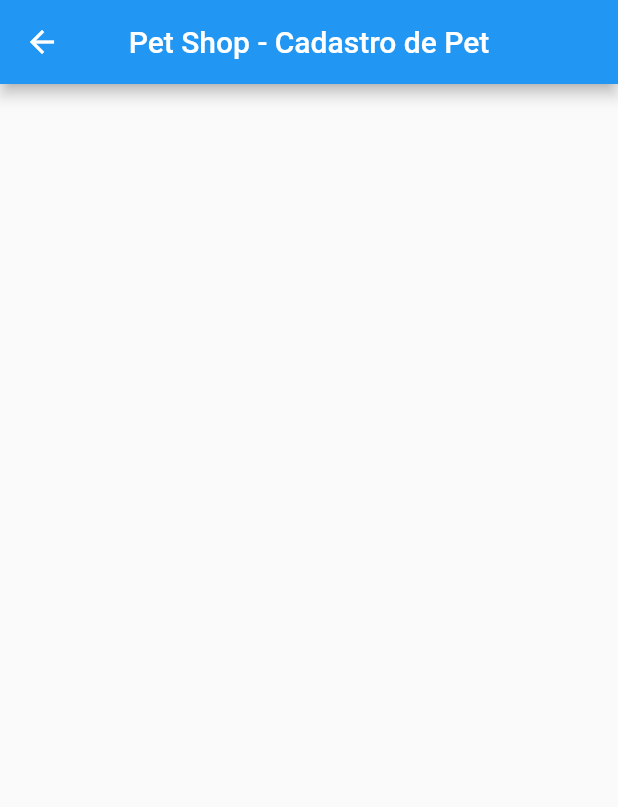
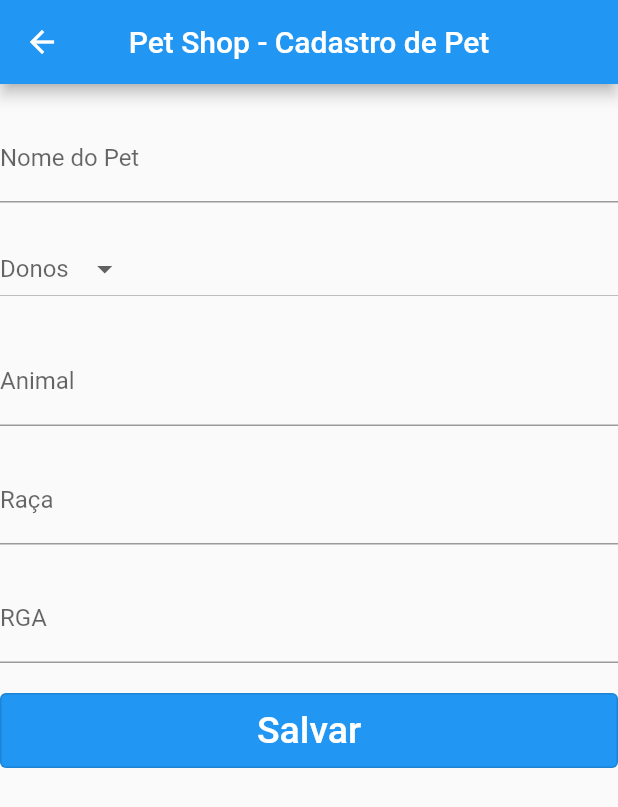
Before and after one commit to LokoInsanus/pet-shop, a Flutter app: the RegistroPet screen opened by its route, on a phone screen of 412 x 824 dp. Shown: the top 807 px of the screen. Run offline on Flutter 3.47's test engine with Material 2 defaults, Android fonts, the phone set to English and light mode, and no system bars; our stand-ins replace flutter_masked_text2.

Commit message:
Pet Save

```diff
--- /dev/null
+++ b/lib/dao/memory/petDaoMemory.dart
@@ -0,0 +1,67 @@
+import 'package:pet_shop/dao/petDao.dart';
+import 'package:pet_shop/models/pet.dart';
+
+class PetDaoMemory implements PetDao {
+  static PetDaoMemory _instance = PetDaoMemory._();
+  PetDaoMemory._();
+  static PetDaoMemory get instance => _instance;
+  factory PetDaoMemory() => _instance;
+
+  List<Pet> dados = [
+    Pet(
+      id: 1,
+      nome: 'Ursa',
+      idDono: 1,
+      animal: 'Cachorro',
+      raca: 'Rottweiler',
+      rga: '1.234.567'
+    ),
+    Pet(
+      id: 2,
+      nome: 'Freddy',
+      idDono: 1,
+      animal: 'Cachorro',
+      raca: 'Caramelo',
+      rga: '7.654.321'
+    )
+  ];
+
+  @override
+  bool alterar(Pet pet) {
+    int ind = dados.indexOf(pet);
+    if (ind >= 0) {
+      dados[ind] = pet;
+      return true;
+    }
+    return false;
+  }
+
+  @override
+  bool excluir(Pet pet) {
+    int ind = dados.indexOf(pet);
+    if (ind >= 0) {
+      dados.removeAt(ind);
+      return true;
+    }
+    return false;
+  }
+
+  @override
+  bool inserir(Pet pet) {
+    dados.add(pet);
+    pet.id = dados.length;
+    return true;
+  }
+
+  @override
+  List<Pet> listarTodos() {
+    return dados;
+  }
+
+  @override
+  Pet? selecionarPorId(int id) {
+    for (int i = 0; i < dados.length; i++)
+      if (dados[i].id == id) return dados[i];
+    return null;
+  }
+}
--- /dev/null
+++ b/lib/dao/petDao.dart
@@ -0,0 +1,9 @@
+import 'package:pet_shop/models/pet.dart';
+
+abstract class PetDao {
+  List<Pet> listarTodos();
+  Pet? selecionarPorId(int id);
+  bool inserir(Pet pet);
+  bool alterar(Pet pet);
+  bool excluir(Pet pet);
+}
--- a/lib/main.dart
+++ b/lib/main.dart
@@ -20,8 +20,8 @@ class MyApp extends StatelessWidget {
         '/': (context) => const Home(),
         '/registroCliente': (context) => RegistroCliente(),
         '/registroPet': (context) => RegistroPet(),
-        '/listarClientes': (context) => ListarClientes(),
-        '/listarPets': (context) => ListarPets(),
+        '/listarClientes': (context) => const ListarClientes(),
+        '/listarPets': (context) => const ListarPets(),
       },
     );
   }
--- /dev/null
+++ b/lib/models/pet.dart
@@ -0,0 +1,17 @@
+class Pet {
+  int id;
+  String nome;
+  int idDono;
+  String animal;
+  String raca;
+  String rga;
+
+  Pet({
+    required this.id,
+    required this.nome,
+    required this.idDono,
+    required this.animal,
+    required this.raca,
+    required this.rga
+  });
+}
--- a/lib/views/components/createRows.dart
+++ b/lib/views/components/createClienteRows.dart
@@ -2,7 +2,7 @@ import 'package:flutter/material.dart';
 import 'package:pet_shop/dao/memory/clienteDaoMemory.dart';
 import 'package:pet_shop/models/cliente.dart';
 
-List<DataRow> CreateRows() {
+List<DataRow> CreateClienteRows() {
   List<DataRow> rows = [];
   List<Cliente> dados = ClienteDaoMemory().listarTodos();
 
--- /dev/null
+++ b/lib/views/components/createPetRows.dart
@@ -0,0 +1,24 @@
+import 'package:flutter/material.dart';
+import 'package:pet_shop/dao/memory/clienteDaoMemory.dart';
+import 'package:pet_shop/dao/memory/petDaoMemory.dart';
+import 'package:pet_shop/models/cliente.dart';
+import 'package:pet_shop/models/pet.dart';
+
+List<DataRow> CreatePetRows() {
+  List<DataRow> rows = [];
+  List<Pet> dados = PetDaoMemory().listarTodos();
+  Cliente dono;
+
+  for (var dado in dados) {
+    dono = ClienteDaoMemory().selecionarPorId(dado.idDono)!;
+    rows.add(DataRow(cells: [
+      DataCell(Text(dado.id.toString())),
+      DataCell(Text(dado.nome)),
+      DataCell(Text(dono.nome)),
+      DataCell(Text(dado.animal)),
+      DataCell(Text(dado.raca)),
+      DataCell(Text(dado.rga)),
+    ]));
+  }
+  return rows;
+}
--- /dev/null
+++ b/lib/views/components/dropdownButtonForm.dart
@@ -0,0 +1,46 @@
+import 'package:flutter/material.dart';
+import 'package:pet_shop/models/cliente.dart';
+
+// ignore: must_be_immutable
+class DropdownButtonForm extends StatefulWidget {
+  DropdownButtonForm(this.donos, { Key? key }) : super(key: key);
+
+  final List<Cliente> donos;
+
+  late int textValue;
+
+  @override
+  State<DropdownButtonForm> createState() => _DropdownButtonFormState();
+}
+
+class _DropdownButtonFormState extends State<DropdownButtonForm> {
+  late List<String> nomeDonos = widget.donos.map((cliente) => cliente.nome).toList();
+
+  late List<int> idDonos = widget.donos.map((cliente) => cliente.id).toList();
+
+  @override
+  Widget build(BuildContext context){
+    return Center(
+      child: SizedBox(
+        height: 50,
+        width: 500,
+        child: DropdownButton(
+          items: nomeDonos.asMap().entries.map((entry) {
+            int index = entry.key;
+            String dono = entry.value;
+            return DropdownMenuItem(
+              value: index,
+              child: Text(dono),
+            );
+          }).toList(),
+          onChanged: (value) {
+            setState(() {
+              widget.textValue = value! + 1;
+            });
+          },
+          hint: const Text('Donos'),
+        )
+      ),
+    );
+  }
+}
--- a/lib/views/components/textForm.dart
+++ b/lib/views/components/textForm.dart
@@ -3,7 +3,7 @@ import 'package:flutter_masked_text2/flutter_masked_text2.dart';
 
 // ignore: must_be_immutable
 class TextForm extends StatelessWidget {
-  TextForm(this.name, {Key? key, this.max, this.cpf = false, this.telefone = false}) : super(key: key) {
+  TextForm(this.name, {Key? key, this.max, this.cpf = false, this.telefone = false, this.rga = false}) : super(key: key) {
     if (cpf) {
       mask = MaskedTextController(mask: '000.000.000-00');
       max = 14;
@@ -12,6 +12,11 @@ class TextForm extends StatelessWidget {
       mask = MaskedTextController(mask: '(00) 00000-0000');
       max = 15;
     }
+    else if(rga) {
+      mask = MaskedTextController(mask: '0.000.000');
+      max = 9;
+    }
+
     textController = TextEditingController();
     textController.addListener(() {
       textValue = textController.text;
@@ -21,6 +26,7 @@ class TextForm extends StatelessWidget {
   final String name;
   final bool cpf;
   final bool telefone;
+  final bool rga;
 
   late int? max;
   late TextEditingController textController;
--- a/lib/views/pages/listarPets.dart
+++ b/lib/views/pages/listarPets.dart
@@ -1,4 +1,5 @@
 import 'package:flutter/material.dart';
+import 'package:pet_shop/views/components/createPetRows.dart';
 
 class ListarPets extends StatelessWidget {
 const ListarPets({ Key? key }) : super(key: key);
@@ -9,6 +10,24 @@ const ListarPets({ Key? key }) : super(key: key);
       appBar: AppBar(
         title: const Text('Pet Shop - Listagem de Pet'),
         centerTitle: true,
+      ),
+      body: ListView(
+        children: [
+          Align(
+            alignment: Alignment.topCenter,
+            child: DataTable(
+              columns: const [
+                DataColumn(label: Text('ID')),
+                DataColumn(label: Text('Nome')),
+                DataColumn(label: Text('Dono')),
+                DataColumn(label: Text('Animal')),
+                DataColumn(label: Text('Raça')),
+                DataColumn(label: Text('RGA')),
+              ],
+              rows: CreatePetRows(),
+            ),
+          ),
+        ]
       )
     );
   }
--- a/lib/views/pages/registroCliente.dart
+++ b/lib/views/pages/registroCliente.dart
@@ -1,10 +1,9 @@
 import 'package:flutter/material.dart';
 import 'package:pet_shop/dao/clienteDao.dart';
 import 'package:pet_shop/dao/memory/clienteDaoMemory.dart';
+import 'package:pet_shop/models/cliente.dart';
 import 'package:pet_shop/views/components/textForm.dart';
 import 'package:pet_shop/views/components/buttonForm.dart';
-
-import '../../models/cliente.dart';
 
 // ignore: must_be_immutable
 class RegistroCliente extends StatelessWidget {
--- a/lib/views/pages/registroPet.dart
+++ b/lib/views/pages/registroPet.dart
@@ -1,7 +1,38 @@
 import 'package:flutter/material.dart';
+import 'package:pet_shop/dao/memory/clienteDaoMemory.dart';
+import 'package:pet_shop/dao/memory/petDaoMemory.dart';
+import 'package:pet_shop/dao/petDao.dart';
+import 'package:pet_shop/models/cliente.dart';
+import 'package:pet_shop/models/pet.dart';
+import 'package:pet_shop/views/components/buttonForm.dart';
+import 'package:pet_shop/views/components/dropdownButtonForm.dart';
+import 'package:pet_shop/views/components/textForm.dart';
 
+// ignore: must_be_immutable
 class RegistroPet extends StatelessWidget {
-const RegistroPet({ Key? key }) : super(key: key);
+  RegistroPet({ Key? key }) : super(key: key);
+
+  late TextForm textNome = TextForm('Nome do Pet');
+  late DropdownButtonForm textDono = DropdownButtonForm(donos);
+  late TextForm textAnimal = TextForm('Animal');
+  late TextForm textRaca = TextForm('Raça');
+  late TextForm textRGA = TextForm('RGA', rga: true,);
+
+  PetDao petDao = PetDaoMemory();
+  List<Cliente> donos = ClienteDaoMemory().listarTodos();
+
+  void salvarDados() {
+    final Pet registro = Pet(id: 0, nome: '', idDono: 0, animal: '', raca: '', rga: '');
+
+    registro.nome = textNome.textValue;
+    registro.idDono = textDono.textValue;
+    registro.animal = textAnimal.textValue;
+    registro.raca = textRaca.textValue;
+    registro.rga = textRGA.textValue;
+
+    print(registro.idDono);
+    petDao.inserir(registro);
+  }
 
   @override
   Widget build(BuildContext context){
@@ -9,7 +40,21 @@ const RegistroPet({ Key? key }) : super(key: key);
       appBar: AppBar(
         title: const Text('Pet Shop - Cadastro de Pet'),
         centerTitle: true,
-      )
+      ),
+      body: Column(children: [
+        const SizedBox(height: 20,),
+        textNome,
+        const SizedBox(height: 20,),
+        textDono,
+        const SizedBox(height: 20,),
+        textAnimal,
+        const SizedBox(height: 20,),
+        textRaca,
+        const SizedBox(height: 20,),
+        textRGA,
+        const SizedBox(height: 20,),
+        ButtonForm('Salvar', function: salvarDados),
+      ]),
     );
   }
 }
```
Also changed, not shown: lib/views/pages/listarClientes.dart (+8 -9 lines).
